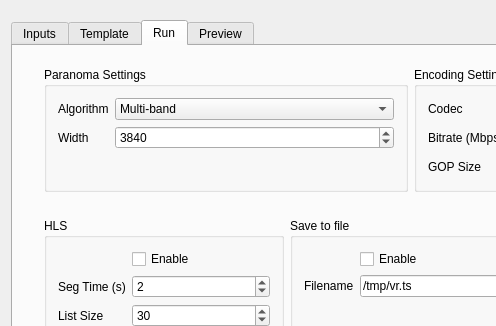
The window that apps/livestitching/mainwindow.ui (blahgeek/OpenCV-octVR) describes before a commit, drawn with Qt 5; both pictures show x 0 to 496 and y 0 to 326 of the 821 by 575 pixel window.
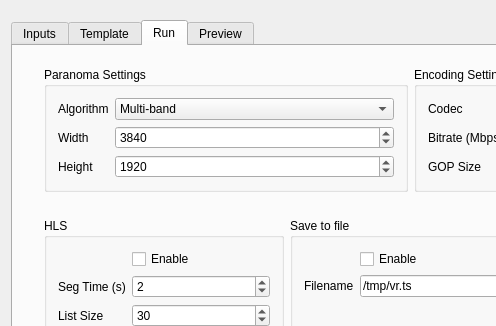
The same window after the commit.

Commit message: seperate runner from main window

Patch:
```diff
--- a/apps/livestitching/mainwindow.ui
+++ b/apps/livestitching/mainwindow.ui
@@ -194,6 +194,26 @@
                </property>
               </widget>
              </item>
+             <item row="2" column="0">
+              <widget class="QLabel" name="label_8">
+               <property name="text">
+                <string>Height</string>
+               </property>
+              </widget>
+             </item>
+             <item row="2" column="1">
+              <widget class="QSpinBox" name="paranoma_height">
+               <property name="minimum">
+                <number>1</number>
+               </property>
+               <property name="maximum">
+                <number>3840</number>
+               </property>
+               <property name="value">
+                <number>1920</number>
+               </property>
+              </widget>
+             </item>
             </layout>
             <zorder>paranoma_width</zorder>
             <zorder>paranoma_algorithm</zorder>
```
Left out of the diff: 2 changed lines with no effect on the pictures. The commit also changes 5 other files.
